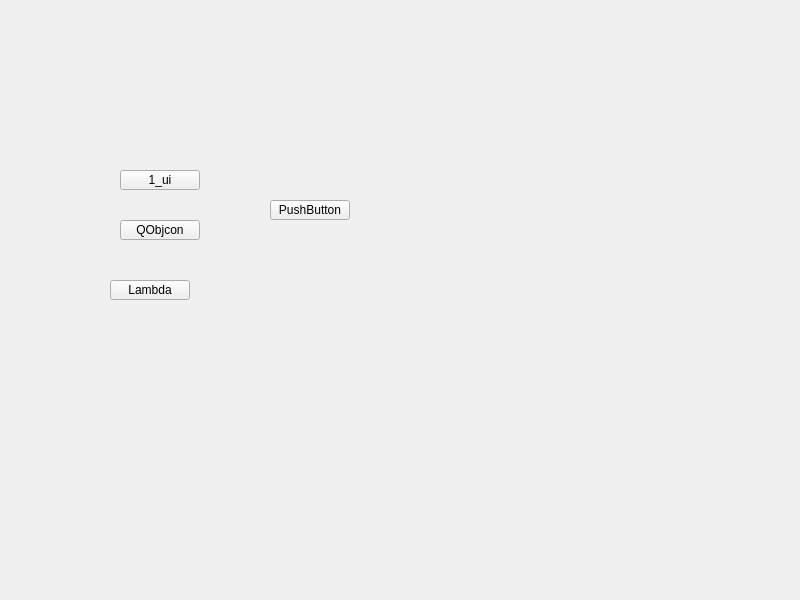
First picture: the form in qt_demo/2_signal_and_slot/widget.ui, repository hanmu-x/qt_course, before the edit.
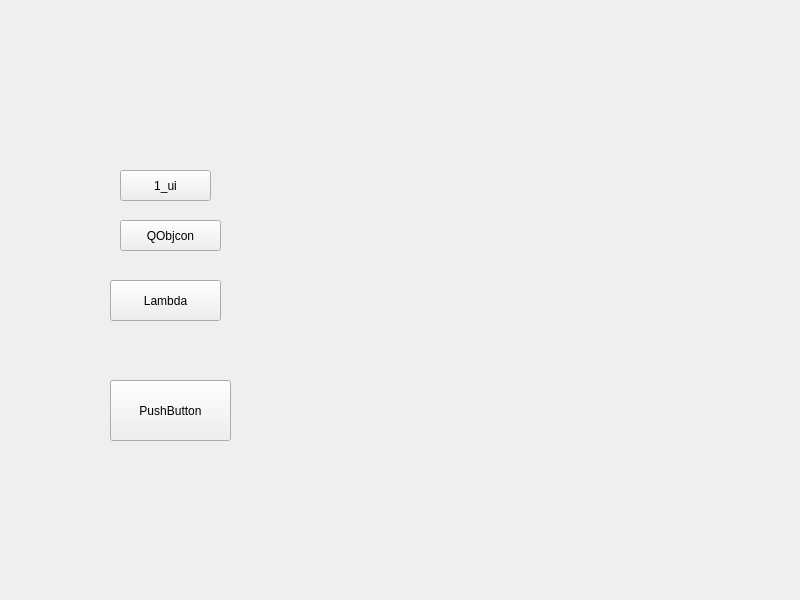
Second picture: the form after the edit.

```diff
--- a/qt_demo/2_signal_and_slot/widget.ui
+++ b/qt_demo/2_signal_and_slot/widget.ui
@@ -18,8 +18,8 @@
     <rect>
      <x>120</x>
      <y>170</y>
-     <width>80</width>
-     <height>20</height>
+     <width>91</width>
+     <height>31</height>
     </rect>
    </property>
    <property name="text">
@@ -31,8 +31,8 @@
     <rect>
      <x>120</x>
      <y>220</y>
-     <width>80</width>
-     <height>20</height>
+     <width>101</width>
+     <height>31</height>
     </rect>
    </property>
    <property name="text">
@@ -44,8 +44,8 @@
     <rect>
      <x>110</x>
      <y>280</y>
-     <width>80</width>
-     <height>20</height>
+     <width>111</width>
+     <height>41</height>
     </rect>
    </property>
    <property name="text">
@@ -55,10 +55,10 @@
   <widget class="QPushButton" name="btnFortch">
    <property name="geometry">
     <rect>
-     <x>270</x>
-     <y>200</y>
-     <width>80</width>
-     <height>20</height>
+     <x>110</x>
+     <y>380</y>
+     <width>121</width>
+     <height>61</height>
     </rect>
    </property>
    <property name="text">
```
